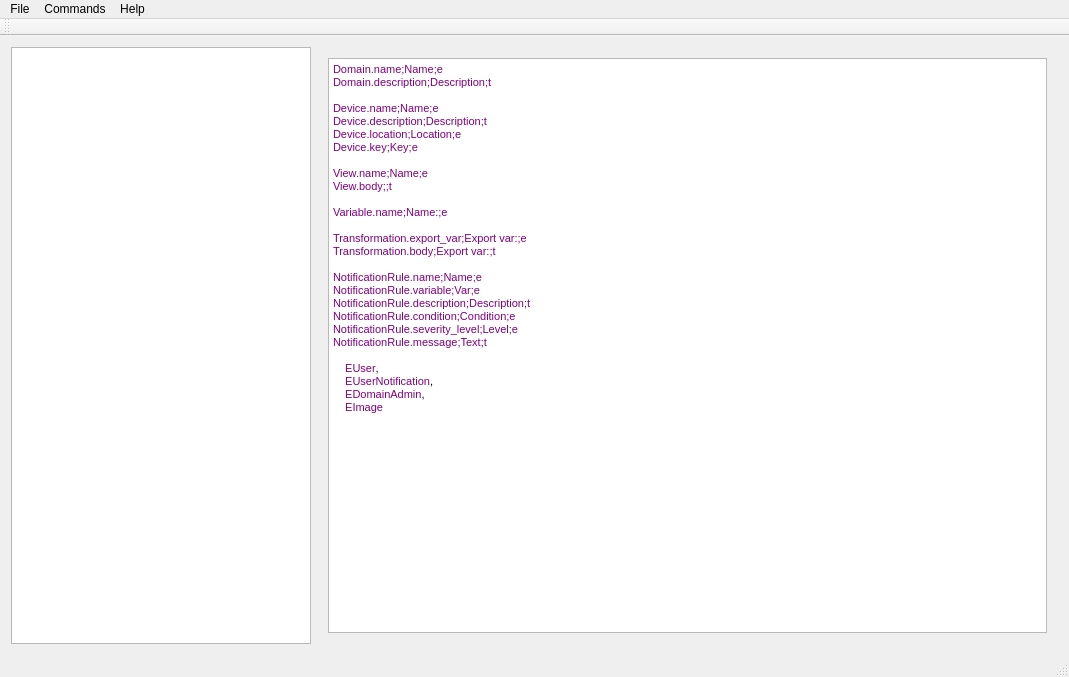
Above: qt/ReathaDesktop_src/reathadesktop.ui from vheinitz/reatha before the change. Below: the same form after it.
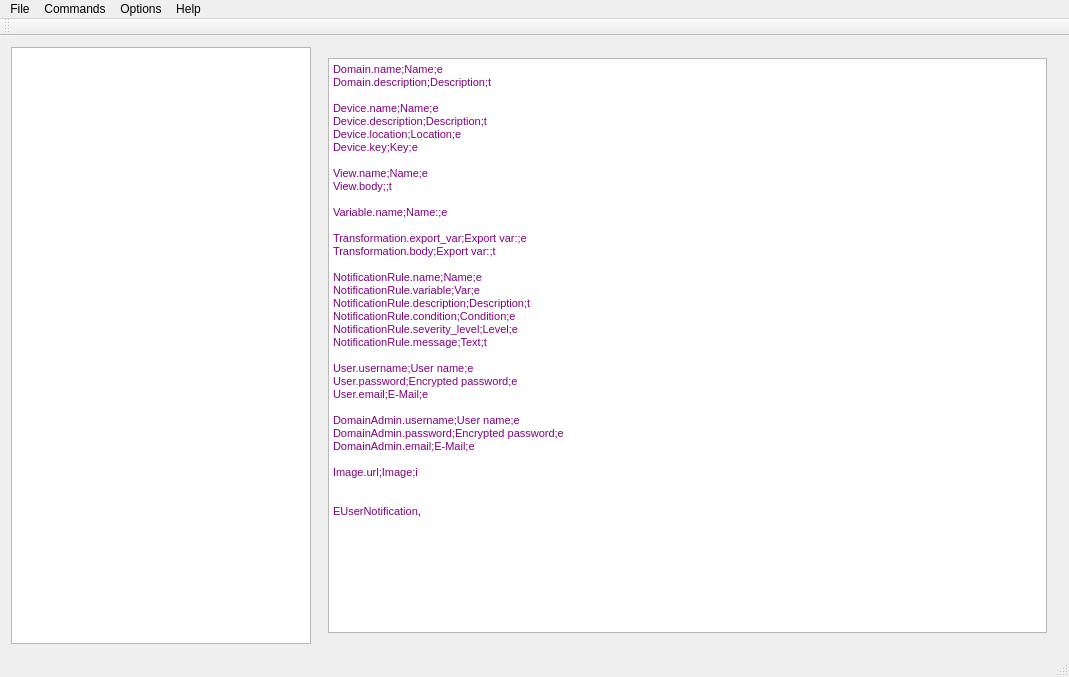
That is the form after the change.

Commit message: downloading images

```diff
--- a/qt/ReathaDesktop_src/reathadesktop.ui
+++ b/qt/ReathaDesktop_src/reathadesktop.ui
@@ -271,13 +271,13 @@
       <widget class="QWidget" name="wpViewsConfig">
        <layout class="QVBoxLayout" name="verticalLayout_4">
         <item>
-         <widget class="QTextBrowser" name="tViewsDescriptions">
+         <widget class="QTextEdit" name="tViewsDescriptions">
           <property name="html">
            <string>&lt;!DOCTYPE HTML PUBLIC &quot;-//W3C//DTD HTML 4.0//EN&quot; &quot;http://www.w3.org/TR/REC-html40/strict.dtd&quot;&gt;
 &lt;html&gt;&lt;head&gt;&lt;meta name=&quot;qrichtext&quot; content=&quot;1&quot; /&gt;&lt;style type=&quot;text/css&quot;&gt;
 p, li { white-space: pre-wrap; }
 &lt;/style&gt;&lt;/head&gt;&lt;body style=&quot; font-family:'MS Shell Dlg 2'; font-size:8.25pt; font-weight:400; font-style:normal;&quot;&gt;
-&lt;p style=&quot; margin-top:0px; margin-bottom:0px; margin-left:0px; margin-right:0px; -qt-block-indent:0; text-indent:0px;&quot;&gt;&lt;span style=&quot; font-family:'Courier New,courier'; font-size:8pt; color:#800080;&quot;&gt;Domain.name;Name;e&lt;/span&gt;&lt;/p&gt;
+&lt;p style=&quot; margin-top:0px; margin-bottom:0px; margin-left:0px; margin-right:0px; -qt-block-indent:0; text-indent:0px;&quot;&gt;&lt;span style=&quot; font-family:'Courier New,courier'; font-size:8pt; color:#800080;&quot;&gt;Domain.name;Name;e&lt;/span&gt;&lt;span style=&quot; font-size:8pt;&quot;&gt; &lt;/span&gt;&lt;/p&gt;
 &lt;p style=&quot; margin-top:0px; margin-bottom:0px; margin-left:0px; margin-right:0px; -qt-block-indent:0; text-indent:0px;&quot;&gt;&lt;span style=&quot; font-family:'Courier New,courier'; font-size:8pt; color:#800080;&quot;&gt;Domain.description;Description;t&lt;/span&gt;&lt;/p&gt;
 &lt;p style=&quot;-qt-paragraph-type:empty; margin-top:0px; margin-bottom:0px; margin-left:0px; margin-right:0px; -qt-block-indent:0; text-indent:0px; font-family:'Courier New,courier'; font-size:8pt; color:#800080;&quot;&gt;&lt;br /&gt;&lt;/p&gt;
 &lt;p style=&quot; margin-top:0px; margin-bottom:0px; margin-left:0px; margin-right:0px; -qt-block-indent:0; text-indent:0px;&quot;&gt;&lt;span style=&quot; font-family:'Courier New,courier'; font-size:8pt; color:#800080;&quot;&gt;Device.name;Name;e&lt;/span&gt;&lt;/p&gt;
@@ -300,10 +300,20 @@
 &lt;p style=&quot; margin-top:0px; margin-bottom:0px; margin-left:0px; margin-right:0px; -qt-block-indent:0; text-indent:0px;&quot;&gt;&lt;span style=&quot; font-family:'Courier New,courier'; font-size:8pt; color:#800080;&quot;&gt;NotificationRule.severity_level;Level;e&lt;/span&gt;&lt;/p&gt;
 &lt;p style=&quot; margin-top:0px; margin-bottom:0px; margin-left:0px; margin-right:0px; -qt-block-indent:0; text-indent:0px;&quot;&gt;&lt;span style=&quot; font-family:'Courier New,courier'; font-size:8pt; color:#800080;&quot;&gt;NotificationRule.message;Text;t&lt;/span&gt;&lt;/p&gt;
 &lt;p style=&quot;-qt-paragraph-type:empty; margin-top:0px; margin-bottom:0px; margin-left:0px; margin-right:0px; -qt-block-indent:0; text-indent:0px; font-family:'Courier New,courier'; font-size:8pt; color:#800080;&quot;&gt;&lt;br /&gt;&lt;/p&gt;
-&lt;p style=&quot; margin-top:0px; margin-bottom:0px; margin-left:0px; margin-right:0px; -qt-block-indent:0; text-indent:0px;&quot;&gt;&lt;span style=&quot; font-family:'Courier New,courier'; font-size:8pt; color:#c0c0c0;&quot;&gt;    &lt;/span&gt;&lt;span style=&quot; font-family:'Courier New,courier'; font-size:8pt; color:#800080;&quot;&gt;EUser&lt;/span&gt;&lt;span style=&quot; font-family:'Courier New,courier'; font-size:8pt; color:#000000;&quot;&gt;,&lt;/span&gt;&lt;/p&gt;
-&lt;p style=&quot; margin-top:0px; margin-bottom:0px; margin-left:0px; margin-right:0px; -qt-block-indent:0; text-indent:0px;&quot;&gt;&lt;span style=&quot; font-family:'Courier New,courier'; font-size:8pt; color:#c0c0c0;&quot;&gt;    &lt;/span&gt;&lt;span style=&quot; font-family:'Courier New,courier'; font-size:8pt; color:#800080;&quot;&gt;EUserNotification&lt;/span&gt;&lt;span style=&quot; font-family:'Courier New,courier'; font-size:8pt; color:#000000;&quot;&gt;,&lt;/span&gt;&lt;/p&gt;
-&lt;p style=&quot; margin-top:0px; margin-bottom:0px; margin-left:0px; margin-right:0px; -qt-block-indent:0; text-indent:0px;&quot;&gt;&lt;span style=&quot; font-family:'Courier New,courier'; font-size:8pt; color:#c0c0c0;&quot;&gt;    &lt;/span&gt;&lt;span style=&quot; font-family:'Courier New,courier'; font-size:8pt; color:#800080;&quot;&gt;EDomainAdmin&lt;/span&gt;&lt;span style=&quot; font-family:'Courier New,courier'; font-size:8pt; color:#000000;&quot;&gt;,&lt;/span&gt;&lt;/p&gt;
-&lt;p style=&quot; margin-top:0px; margin-bottom:0px; margin-left:0px; margin-right:0px; -qt-block-indent:0; text-indent:0px;&quot;&gt;&lt;span style=&quot; font-family:'Courier New,courier'; font-size:8pt; color:#c0c0c0;&quot;&gt;    &lt;/span&gt;&lt;span style=&quot; font-family:'Courier New,courier'; font-size:8pt; color:#800080;&quot;&gt;EImage&lt;/span&gt;&lt;/p&gt;&lt;/body&gt;&lt;/html&gt;</string>
+&lt;p style=&quot; margin-top:0px; margin-bottom:0px; margin-left:0px; margin-right:0px; -qt-block-indent:0; text-indent:0px;&quot;&gt;&lt;span style=&quot; font-family:'Courier New,courier'; font-size:8pt; color:#800080;&quot;&gt;User.username;User name;e&lt;/span&gt;&lt;/p&gt;
+&lt;p style=&quot; margin-top:0px; margin-bottom:0px; margin-left:0px; margin-right:0px; -qt-block-indent:0; text-indent:0px;&quot;&gt;&lt;span style=&quot; font-family:'Courier New,courier'; font-size:8pt; color:#800080;&quot;&gt;User.password;Encrypted password;e&lt;/span&gt;&lt;/p&gt;
+&lt;p style=&quot; margin-top:0px; margin-bottom:0px; margin-left:0px; margin-right:0px; -qt-block-indent:0; text-indent:0px;&quot;&gt;&lt;span style=&quot; font-family:'Courier New,courier'; font-size:8pt; color:#800080;&quot;&gt;User.email;E-Mail;e&lt;/span&gt;&lt;/p&gt;
+&lt;p style=&quot;-qt-paragraph-type:empty; margin-top:0px; margin-bottom:0px; margin-left:0px; margin-right:0px; -qt-block-indent:0; text-indent:0px; font-family:'Courier New,courier'; font-size:8pt; color:#800080;&quot;&gt;&lt;br /&gt;&lt;/p&gt;
+&lt;p style=&quot; margin-top:0px; margin-bottom:0px; margin-left:0px; margin-right:0px; -qt-block-indent:0; text-indent:0px;&quot;&gt;&lt;span style=&quot; font-family:'Courier New,courier'; font-size:8pt; color:#800080;&quot;&gt;DomainAdmin.username;User name;e&lt;/span&gt;&lt;/p&gt;
+&lt;p style=&quot; margin-top:0px; margin-bottom:0px; margin-left:0px; margin-right:0px; -qt-block-indent:0; text-indent:0px;&quot;&gt;&lt;span style=&quot; font-family:'Courier New,courier'; font-size:8pt; color:#800080;&quot;&gt;DomainAdmin.password;Encrypted password;e&lt;/span&gt;&lt;/p&gt;
+&lt;p style=&quot; margin-top:0px; margin-bottom:0px; margin-left:0px; margin-right:0px; -qt-block-indent:0; text-indent:0px;&quot;&gt;&lt;span style=&quot; font-family:'Courier New,courier'; font-size:8pt; color:#800080;&quot;&gt;DomainAdmin.email;E-Mail;e&lt;/span&gt;&lt;/p&gt;
+&lt;p style=&quot;-qt-paragraph-type:empty; margin-top:0px; margin-bottom:0px; margin-left:0px; margin-right:0px; -qt-block-indent:0; text-indent:0px; font-family:'Courier New,courier'; font-size:8pt; color:#800080;&quot;&gt;&lt;br /&gt;&lt;/p&gt;
+&lt;p style=&quot; margin-top:0px; margin-bottom:0px; margin-left:0px; margin-right:0px; -qt-block-indent:0; text-indent:0px;&quot;&gt;&lt;span style=&quot; font-family:'Courier New,courier'; font-size:8pt; color:#800080;&quot;&gt;Image.url;Image;i&lt;/span&gt;&lt;/p&gt;
+&lt;p style=&quot;-qt-paragraph-type:empty; margin-top:0px; margin-bottom:0px; margin-left:0px; margin-right:0px; -qt-block-indent:0; text-indent:0px; font-size:8pt;&quot;&gt;&lt;br /&gt;&lt;/p&gt;
+&lt;p style=&quot;-qt-paragraph-type:empty; margin-top:0px; margin-bottom:0px; margin-left:0px; margin-right:0px; -qt-block-indent:0; text-indent:0px; font-family:'Courier New,courier'; font-size:8pt; color:#800080;&quot;&gt;&lt;br /&gt;&lt;/p&gt;
+&lt;p style=&quot; margin-top:0px; margin-bottom:0px; margin-left:0px; margin-right:0px; -qt-block-indent:0; text-indent:0px;&quot;&gt;&lt;span style=&quot; font-family:'Courier New,courier'; font-size:8pt; color:#800080;&quot;&gt;EUserNotification&lt;/span&gt;&lt;span style=&quot; font-family:'Courier New,courier'; font-size:8pt; color:#000000;&quot;&gt;,&lt;/span&gt;&lt;/p&gt;
+&lt;p style=&quot;-qt-paragraph-type:empty; margin-top:0px; margin-bottom:0px; margin-left:0px; margin-right:0px; -qt-block-indent:0; text-indent:0px; font-size:8pt;&quot;&gt;&lt;br /&gt;&lt;/p&gt;
+&lt;p style=&quot;-qt-paragraph-type:empty; margin-top:0px; margin-bottom:0px; margin-left:0px; margin-right:0px; -qt-block-indent:0; text-indent:0px; font-family:'Courier New,courier'; font-size:8pt; color:#800080;&quot;&gt;&lt;br /&gt;&lt;/p&gt;&lt;/body&gt;&lt;/html&gt;</string>
           </property>
          </widget>
         </item>
@@ -358,8 +368,15 @@
      <string>Help</string>
     </property>
    </widget>
+   <widget class="QMenu" name="menuOptions">
+    <property name="title">
+     <string>Options</string>
+    </property>
+    <addaction name="actionConfig_Edit_views"/>
+   </widget>
    <addaction name="menuFile"/>
    <addaction name="menuCommands"/>
+   <addaction name="menuOptions"/>
    <addaction name="menuHelp"/>
   </widget>
   <widget class="QToolBar" name="mainToolBar">
```
Left out of the diff: 5 changed lines with no effect on the pictures. The commit also changes 2 other files.
